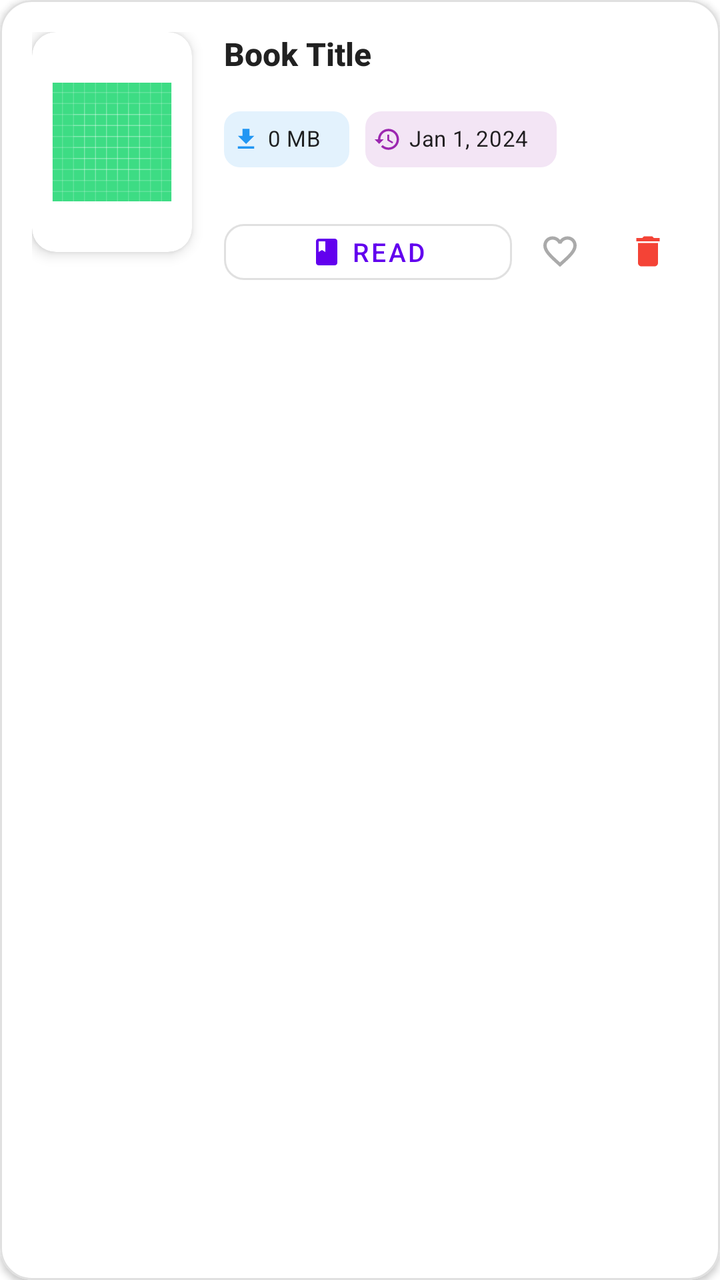
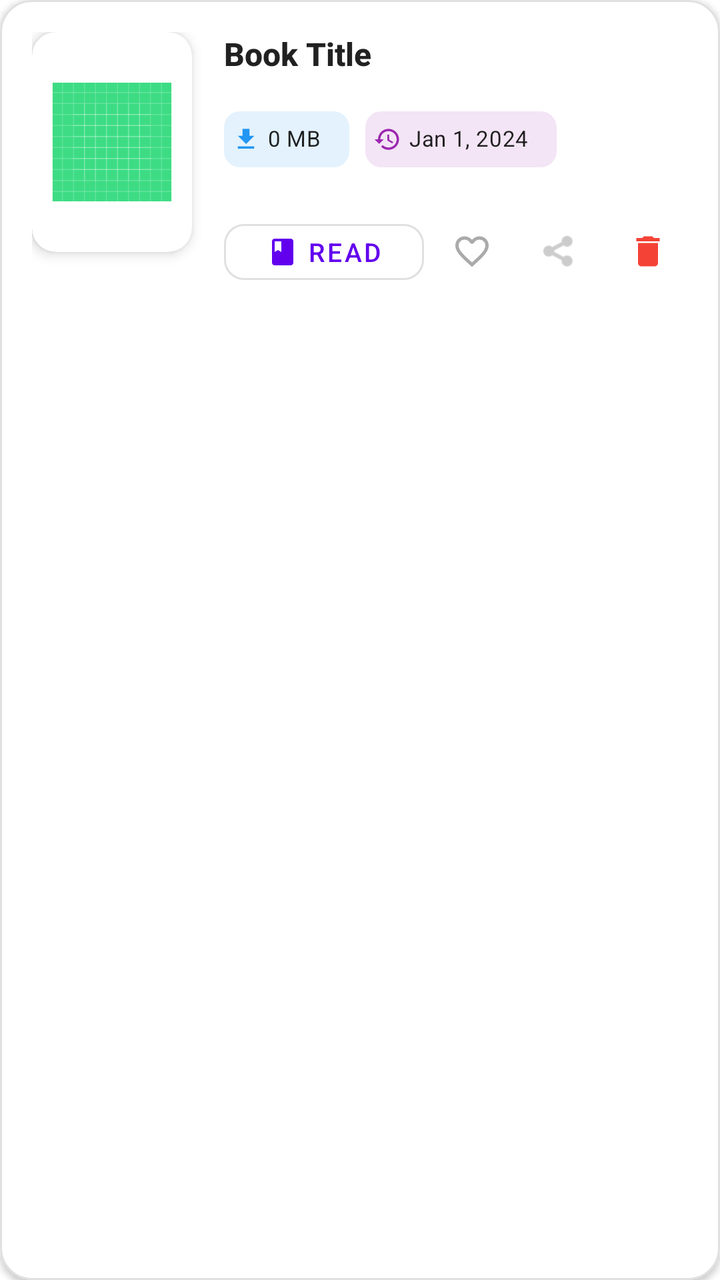

The first picture is an Android layout as it rendered before a commit; the second is the same layout after the commit. The layout source and the unified diff follow.
<!-- AndroidManifest.xml: application theme Theme.MyApplication -->
<!-- res/layout/list_book_item.xml -->
<?xml version='1.0' encoding='utf-8'?>
<com.google.android.material.card.MaterialCardView xmlns:android="http://schemas.android.com/apk/res/android"
    xmlns:app="http://schemas.android.com/apk/res-auto"
    android:layout_width="match_parent"
    android:layout_height="wrap_content"
    android:layout_marginBottom="12dp"
    app:cardCornerRadius="16dp"
    app:cardElevation="2dp"
    app:strokeColor="#E0E0E0"
    app:strokeWidth="1dp">

    <LinearLayout
        android:layout_width="match_parent"
        android:layout_height="wrap_content"
        android:orientation="horizontal"
        android:padding="16dp">


        <com.google.android.material.card.MaterialCardView
            android:layout_width="80dp"
            android:layout_height="110dp"
            app:cardCornerRadius="12dp"
            app:cardElevation="4dp">

            <ImageView
                android:id="@+id/ivBookCover"
                android:layout_width="match_parent"
                android:layout_height="match_parent"
                android:contentDescription="Book Cover"
                android:scaleType="centerCrop"
                android:src="@drawable/ic_launcher_background" />

        </com.google.android.material.card.MaterialCardView>


        <LinearLayout
            android:layout_width="0dp"
            android:layout_height="wrap_content"
            android:layout_marginStart="16dp"
            android:layout_weight="1"
            android:orientation="vertical">

            <TextView
                android:id="@+id/tvBookTitle"
                android:layout_width="match_parent"
                android:layout_height="wrap_content"
                android:ellipsize="end"
                android:fontFamily="sans-serif-medium"
                android:maxLines="2"
                android:text="@string/book_title"
                android:textColor="#212121"
                android:textSize="16sp"
                android:textStyle="bold" />


            <LinearLayout
                android:layout_width="match_parent"
                android:layout_height="wrap_content"
                android:layout_marginTop="8dp"
                android:orientation="horizontal">

                <com.google.android.material.chip.Chip
                    android:id="@+id/chipSize"
                    android:layout_width="wrap_content"
                    android:layout_height="wrap_content"
                    android:layout_marginEnd="8dp"
                    android:text="@string/a0_mb"
                    android:textSize="11sp"
                    app:chipBackgroundColor="#E3F2FD"
                    app:chipCornerRadius="8dp"
                    app:chipIcon="@drawable/stat_sys_download"
                    app:chipIconSize="14dp"
                    app:chipIconTint="#2196F3"
                    app:chipMinHeight="28dp"
                    app:chipStrokeWidth="0dp"
                    app:textEndPadding="8dp"
                    app:textStartPadding="4dp" />

                <com.google.android.material.chip.Chip
                    android:id="@+id/chipDate"
                    android:layout_width="wrap_content"
                    android:layout_height="wrap_content"
                    android:text="@string/jan_1_2024"
                    android:textSize="11sp"
                    app:chipBackgroundColor="#F3E5F5"
                    app:chipCornerRadius="8dp"
                    app:chipIcon="@drawable/ic_menu_recent_history"
                    app:chipIconSize="14dp"
                    app:chipIconTint="#9C27B0"
                    app:chipMinHeight="28dp"
                    app:chipStrokeWidth="0dp"
                    app:textEndPadding="8dp"
                    app:textStartPadding="4dp" />

            </LinearLayout>


            <LinearLayout
                android:layout_width="match_parent"
                android:layout_height="wrap_content"
                android:layout_marginTop="12dp"
                android:orientation="horizontal">

                <com.google.android.material.button.MaterialButton
                    android:id="@+id/btnOpenBook"
                    style="@style/Widget.MaterialComponents.Button.OutlinedButton"
                    android:layout_width="0dp"
                    android:layout_height="40dp"
                    android:layout_marginEnd="4dp"
                    android:layout_weight="1"
                    android:text="@string/read"
                    android:textSize="13sp"
                    app:cornerRadius="10dp"
                    app:icon="@drawable/ic_book"
                    app:iconGravity="textStart"
                    app:iconSize="16dp" />

                <com.google.android.material.button.MaterialButton
                    android:id="@+id/btnFavorite"
                    style="@style/Widget.MaterialComponents.Button.TextButton"
                    android:layout_width="40dp"
                    android:layout_height="40dp"
                    android:layout_marginEnd="4dp"
                    android:insetLeft="0dp"
                    android:insetTop="0dp"
                    android:insetRight="0dp"
                    android:insetBottom="0dp"
                    android:padding="0dp"
                    app:cornerRadius="10dp"
                    app:icon="@drawable/ic_favorite_border"
                    app:iconGravity="textStart"
                    app:iconPadding="0dp"
                    app:iconSize="20dp"
                    app:iconTint="@android:color/darker_gray" />

                <com.google.android.material.button.MaterialButton
                    android:id="@+id/btnDeleteBook"
                    style="@style/Widget.MaterialComponents.Button.TextButton"
                    android:layout_width="40dp"
                    android:layout_height="40dp"
                    android:insetLeft="0dp"
                    android:insetTop="0dp"
                    android:insetRight="0dp"
                    android:insetBottom="0dp"
                    android:padding="0dp"
                    app:cornerRadius="10dp"
                    app:icon="@drawable/ic_delete"
                    app:iconGravity="textStart"
                    app:iconPadding="0dp"
                    app:iconSize="20dp"
                    app:iconTint="#F44336" />

            </LinearLayout>

        </LinearLayout>

    </LinearLayout>

</com.google.android.material.card.MaterialCardView>
<!-- resources referenced by this layout -->
<resources>
  <!-- drawable ic_book (drawable) -->
  <?xml version="1.0" encoding="utf-8"?>
  <vector xmlns:android="http://schemas.android.com/apk/res/android"
      android:width="24dp"
      android:height="24dp"
      android:viewportWidth="24"
      android:viewportHeight="24">
      <path
          android:fillColor="@color/icon_fill"
          android:pathData="M18,2H6c-1.1,0 -2,0.9 -2,2v16c0,1.1 0.9,2 2,2h12c1.1,0 2,-0.9 2,-2V4c0,-1.1 -0.9,-2 -2,-2zM6,4h5v8l-2.5,-1.5L6,12V4z"/>
  </vector>
  <!-- drawable ic_delete (drawable) -->
  <?xml version="1.0" encoding="utf-8"?>
  <vector xmlns:android="http://schemas.android.com/apk/res/android"
      android:width="24dp"
      android:height="24dp"
      android:viewportWidth="24"
      android:viewportHeight="24">
      <path
          android:fillColor="@color/icon_fill"
          android:pathData="M6,19c0,1.1 0.9,2 2,2h8c1.1,0 2,-0.9 2,-2V7H6v12zM19,4h-3.5l-1,-1h-5l-1,1H5v2h14V4z"/>
  </vector>
  <!-- drawable ic_favorite_border (drawable) -->
  <?xml version="1.0" encoding="utf-8"?>
  <vector xmlns:android="http://schemas.android.com/apk/res/android"
      android:width="24dp"
      android:height="24dp"
      android:viewportWidth="24"
      android:viewportHeight="24">
      <path
          android:fillColor="@color/icon_fill"
          android:pathData="M16.5,3c-1.74,0 -3.41,0.81 -4.5,2.09C10.91,3.81 9.24,3 7.5,3 4.42,3 2,5.42 2,8.5c0,3.78 3.4,6.86 8.55,11.54L12,21.35l1.45,-1.32C18.6,15.36 22,12.28 22,8.5 22,5.42 19.58,3 16.5,3zM12.1,18.55l-0.1,0.1 -0.1,-0.1C7.14,14.24 4,11.39 4,8.5 4,6.5 5.5,5 7.5,5c1.54,0 3.04,0.99 3.57,2.36h1.87C13.46,5.99 14.96,5 16.5,5c2,0 3.5,1.5 3.5,3.5 0,2.89 -3.14,5.74 -7.9,10.05z"/>
  </vector>
  <!-- drawable ic_launcher_background: vector/xml drawable (drawable, 5131 chars, omitted) -->
  <!-- drawable ic_menu_recent_history (drawable) -->
  <?xml version="1.0" encoding="utf-8"?>
  <vector xmlns:android="http://schemas.android.com/apk/res/android"
      android:width="24dp"
      android:height="24dp"
      android:viewportWidth="24"
      android:viewportHeight="24">
      <path
          android:fillColor="@color/icon_fill"
          android:pathData="M13,3c-4.97,0 -9,4.03 -9,9H1l3.89,3.89 0.07,0.14L9,12H6c0,-3.87 3.13,-7 7,-7s7,3.13 7,7 -3.13,7 -7,7c-1.93,0 -3.68,-0.79 -4.94,-2.06l-1.42,1.42C8.27,19.99 10.51,21 13,21c4.97,0 9,-4.03 9,-9s-4.03,-9 -9,-9zM12,8v5l4.28,2.54 0.72,-1.21 -3.5,-2.08V8H12z"/>
  </vector>
  <!-- drawable stat_sys_download (drawable) -->
  <?xml version="1.0" encoding="utf-8"?>
  <vector xmlns:android="http://schemas.android.com/apk/res/android"
      android:width="24dp"
      android:height="24dp"
      android:viewportWidth="24"
      android:viewportHeight="24">
      <path
          android:fillColor="@color/download_icon_fill"
          android:pathData="M19,9h-4V3H9v6H5l7,7 7,-7zM5,18v2h14v-2H5z"/>
  </vector>
  <string name="a0_mb">0 MB</string>
  <string name="book_title">Book Title</string>
  <string name="jan_1_2024">Jan 1, 2024</string>
  <string name="read">Read</string>
  <style name="Theme.MyApplication" parent="Theme.MaterialComponents.Light.NoActionBar">
          
          <item name="colorPrimary">@color/purple_500</item>
          <item name="colorPrimaryVariant">@color/purple_700</item>
          <item name="colorOnPrimary">@color/white</item>
          
          <item name="colorSecondary">@color/teal_200</item>
          <item name="colorSecondaryVariant">@color/teal_700</item>
          <item name="colorOnSecondary">@color/black</item>
          
          <item name="android:statusBarColor">?attr/colorPrimaryVariant</item>
          
      </style>
  <color name="icon_fill">#000000</color>
  <color name="download_icon_fill">#000000</color>
  <color name="purple_500">#FF6200EE</color>
  <color name="purple_700">#FF3700B3</color>
  <color name="white">#FFFFFFFF</color>
  <color name="teal_200">#FF03DAC5</color>
  <color name="teal_700">#FF018786</color>
  <color name="black">#FF000000</color>
</resources>

<!-- the commit's change to res/layout/list_book_item.xml (unified diff, before → after) -->
@@ -134,6 +134,24 @@
                     app:iconTint="@android:color/darker_gray" />
 
                 <com.google.android.material.button.MaterialButton
+                    android:id="@+id/btnShareBook"
+                    style="@style/Widget.MaterialComponents.Button.TextButton"
+                    android:layout_width="40dp"
+                    android:layout_height="40dp"
+                    android:layout_marginEnd="4dp"
+                    android:insetLeft="0dp"
+                    android:insetTop="0dp"
+                    android:insetRight="0dp"
+                    android:insetBottom="0dp"
+                    android:padding="0dp"
+                    app:cornerRadius="10dp"
+                    app:icon="@android:drawable/ic_menu_share"
+                    app:iconGravity="textStart"
+                    app:iconPadding="0dp"
+                    app:iconSize="20dp"
+                    app:iconTint="@android:color/darker_gray" />
+
+                <com.google.android.material.button.MaterialButton
                     android:id="@+id/btnDeleteBook"
                     style="@style/Widget.MaterialComponents.Button.TextButton"
                     android:layout_width="40dp"
